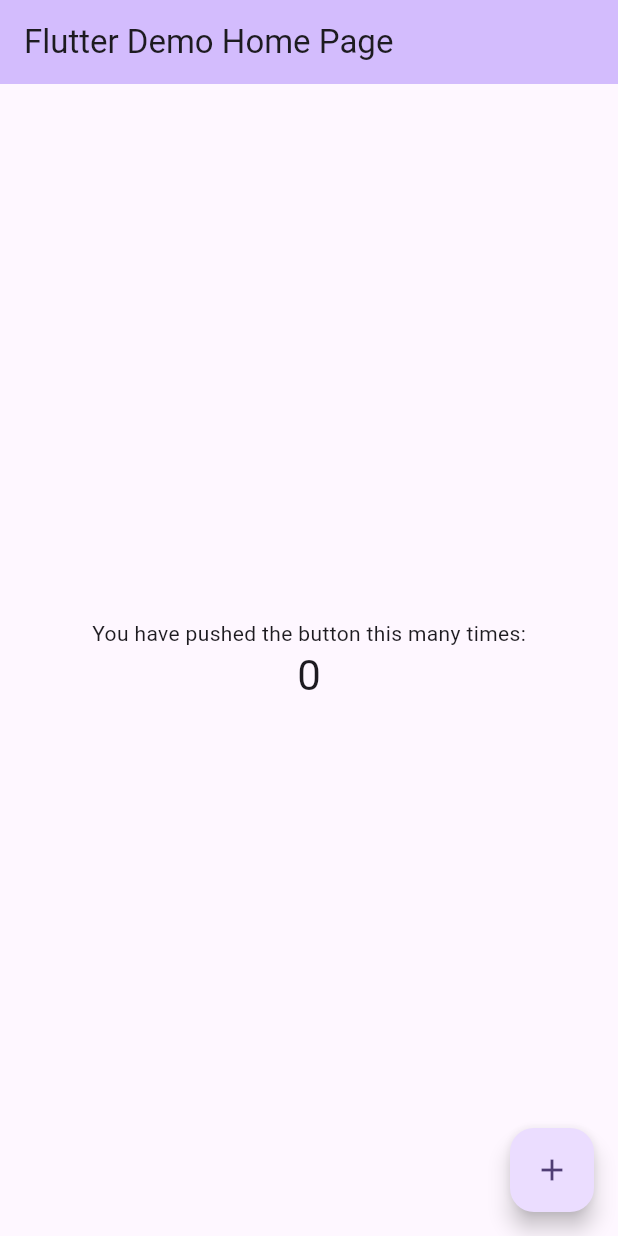
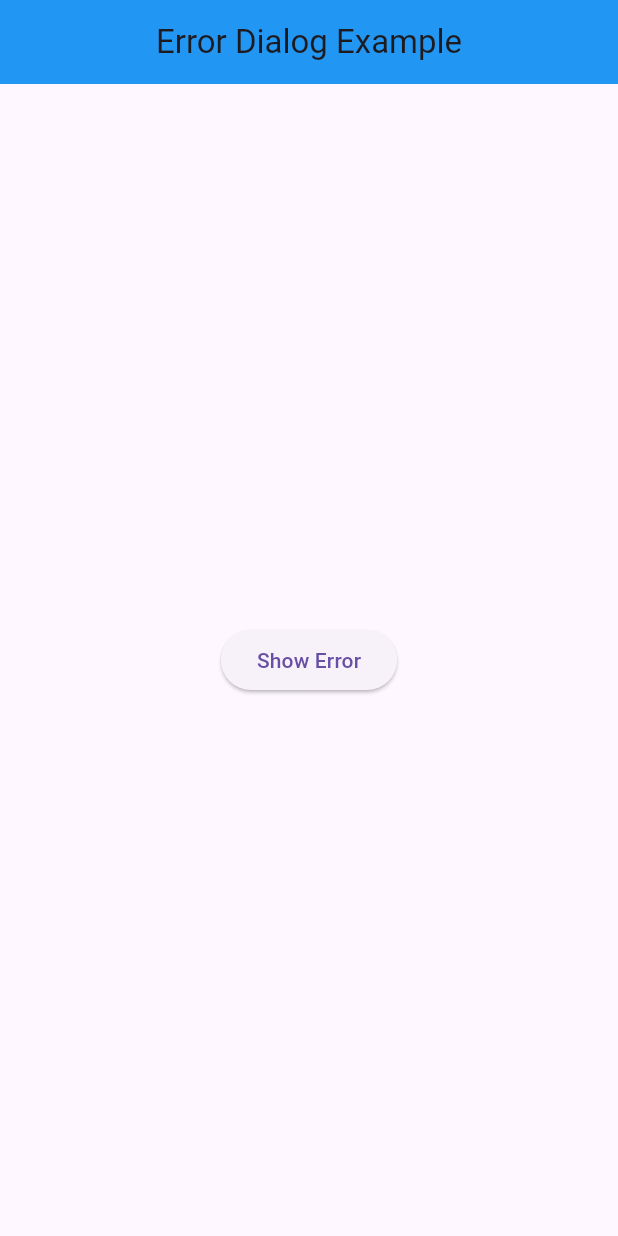
Before and after one commit to 67Vatsal/flutter_custom_error_dialog, a Flutter app: the screen it shows after launch, on a phone screen of 412 x 824 dp. Run offline on Flutter 3.47's test engine with Material 3 defaults, Android fonts, the phone set to English and light mode, and no system bars.

Commit message:
cutomr_error_dialog

```diff
--- /dev/null
+++ b/flutter_custom_error_dialog/analysis_options.yaml
@@ -0,0 +1,4 @@
+include: package:flutter_lints/flutter.yaml
+
+# Additional information about this file can be found at
+# https://dart.dev/guides/language/analysis-options
--- /dev/null
+++ b/flutter_custom_error_dialog/lib/flutter_custom_error_dialog.dart
@@ -0,0 +1,3 @@
+library flutter_error_dialog;
+
+export 'src/error_dialog_controller.dart';
--- /dev/null
+++ b/flutter_custom_error_dialog/lib/src/error_dialog_controller.dart
@@ -0,0 +1,23 @@
+import 'package:flutter/material.dart';
+import 'error_dialog_widget.dart';
+
+class ErrorDialog {
+  static Future<void> show(
+      BuildContext context, {
+        required String title,
+        required String message,
+        String buttonText = 'OK',
+        Color color = Colors.red,
+      }) {
+    return showDialog(
+      context: context,
+      barrierDismissible: false,
+      builder: (_) => ErrorDialogWidget(
+        title: title,
+        message: message,
+        buttonText: buttonText,
+        color: color,
+      ),
+    );
+  }
+}
--- /dev/null
+++ b/lib/flutter_error_dialog.dart
@@ -0,0 +1,3 @@
+library flutter_error_dialog;
+
+export 'src/error_dialog_controller.dart';
--- a/lib/main.dart
+++ b/lib/main.dart
@@ -1,4 +1,5 @@
 import 'package:flutter/material.dart';
+import 'flutter_error_dialog.dart';
 
 void main() {
   runApp(const MyApp());
@@ -7,115 +8,34 @@
 class MyApp extends StatelessWidget {
   const MyApp({super.key});
 
-  // This widget is the root of your application.
   @override
   Widget build(BuildContext context) {
-    return MaterialApp(
-      title: 'Flutter Demo',
-      theme: ThemeData(
-        // This is the theme of your application.
-        //
-        // TRY THIS: Try running your application with "flutter run". You'll see
-        // the application has a purple toolbar. Then, without quitting the app,
-        // try changing the seedColor in the colorScheme below to Colors.green
-        // and then invoke "hot reload" (save your changes or press the "hot
-        // reload" button in a Flutter-supported IDE, or press "r" if you used
-        // the command line to start the app).
-        //
-        // Notice that the counter didn't reset back to zero; the application
-        // state is not lost during the reload. To reset the state, use hot
-        // restart instead.
-        //
-        // This works for code too, not just values: Most code changes can be
-        // tested with just a hot reload.
-        colorScheme: .fromSeed(seedColor: Colors.deepPurple),
-      ),
-      home: const MyHomePage(title: 'Flutter Demo Home Page'),
+    return const MaterialApp(
+      debugShowCheckedModeBanner: false,
+      home: HomeScreen(),
     );
   }
 }
 
-class MyHomePage extends StatefulWidget {
-  const MyHomePage({super.key, required this.title});
-
-  // This widget is the home page of your application. It is stateful, meaning
-  // that it has a State object (defined below) that contains fields that affect
-  // how it looks.
-
-  // This class is the configuration for the state. It holds the values (in this
-  // case the title) provided by the parent (in this case the App widget) and
-  // used by the build method of the State. Fields in a Widget subclass are
-  // always marked "final".
-
-  final String title;
-
-  @override
-  State<MyHomePage> createState() => _MyHomePageState();
-}
-
-class _MyHomePageState extends State<MyHomePage> {
-  int _counter = 0;
-
-  void _incrementCounter() {
-    setState(() {
-      // This call to setState tells the Flutter framework that something has
-      // changed in this State, which causes it to rerun the build method below
-      // so that the display can reflect the updated values. If we changed
-      // _counter without calling setState(), then the build method would not be
-      // called again, and so nothing would appear to happen.
-      _counter++;
-    });
-  }
+class HomeScreen extends StatelessWidget {
+  const HomeScreen({super.key});
 
   @override
   Widget build(BuildContext context) {
-    // This method is rerun every time setState is called, for instance as done
-    // by the _incrementCounter method above.
-    //
-    // The Flutter framework has been optimized to make rerunning build methods
-    // fast, so that you can just rebuild anything that needs updating rather
-    // than having to individually change instances of widgets.
     return Scaffold(
-      appBar: AppBar(
-        // TRY THIS: Try changing the color here to a specific color (to
-        // Colors.amber, perhaps?) and trigger a hot reload to see the AppBar
-        // change color while the other colors stay the same.
-        backgroundColor: Theme.of(context).colorScheme.inversePrimary,
-        // Here we take the value from the MyHomePage object that was created by
-        // the App.build method, and use it to set our appbar title.
-        title: Text(widget.title),
-      ),
+      appBar: AppBar(title: const Text('Error Dialog Example'),centerTitle: true,backgroundColor: Colors.blue,),
       body: Center(
-        // Center is a layout widget. It takes a single child and positions it
-        // in the middle of the parent.
-        child: Column(
-          // Column is also a layout widget. It takes a list of children and
-          // arranges them vertically. By default, it sizes itself to fit its
-          // children horizontally, and tries to be as tall as its parent.
-          //
-          // Column has various properties to control how it sizes itself and
-          // how it positions its children. Here we use mainAxisAlignment to
-          // center the children vertically; the main axis here is the vertical
-          // axis because Columns are vertical (the cross axis would be
-          // horizontal).
-          //
-          // TRY THIS: Invoke "debug painting" (choose the "Toggle Debug Paint"
-          // action in the IDE, or press "p" in the console), to see the
-          // wireframe for each widget.
-          mainAxisAlignment: .center,
-          children: [
-            const Text('You have pushed the button this many times:'),
-            Text(
-              '$_counter',
-              style: Theme.of(context).textTheme.headlineMedium,
-            ),
-          ],
+        child: ElevatedButton(
+          onPressed: () {
+            ErrorDialog.show(
+              context,
+              title: 'Login Failed',
+              message: 'Invalid username or password',
+              color: Colors.redAccent,
+            );
+          },
+          child: const Text('Show Error'),
         ),
-      ),
-      floatingActionButton: FloatingActionButton(
-        onPressed: _incrementCounter,
-        tooltip: 'Increment',
-        child: const Icon(Icons.add),
       ),
     );
   }
--- /dev/null
+++ b/lib/src/error_dialog_controller.dart
@@ -0,0 +1,23 @@
+import 'package:flutter/material.dart';
+import 'error_dialog_widget.dart';
+
+class ErrorDialog {
+  static Future<void> show(
+      BuildContext context, {
+        required String title,
+        required String message,
+        String buttonText = 'OK',
+        Color color = Colors.red,
+      }) {
+    return showDialog(
+      context: context,
+      barrierDismissible: false,
+      builder: (_) => ErrorDialogWidget(
+        title: title,
+        message: message,
+        buttonText: buttonText,
+        color: color,
+      ),
+    );
+  }
+}
```
Also changed, not shown: flutter_custom_error_dialog/lib/src/error_dialog_widget.dart (added, +59 -0 lines), flutter_custom_error_dialog/pubspec.yaml (added, +54 -0 lines), lib/src/error_dialog_widget.dart (added, +59 -0 lines), 6 other files.
